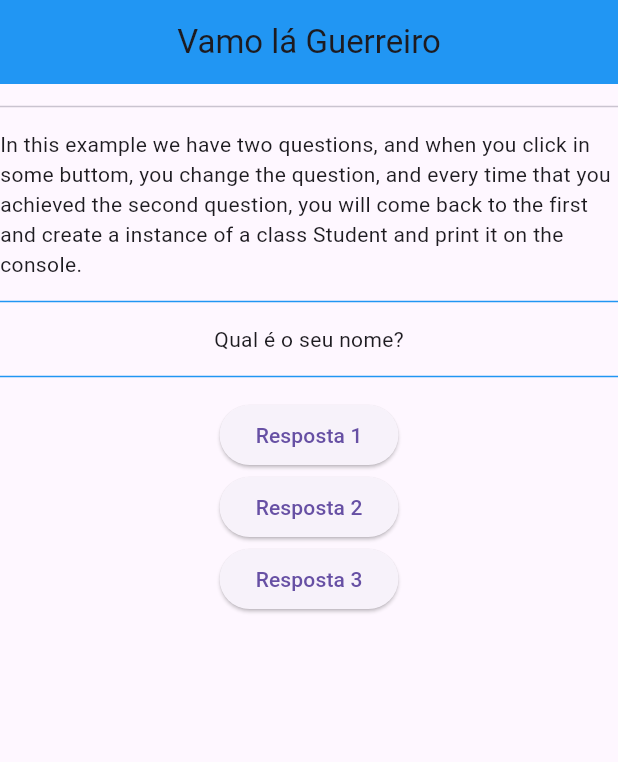
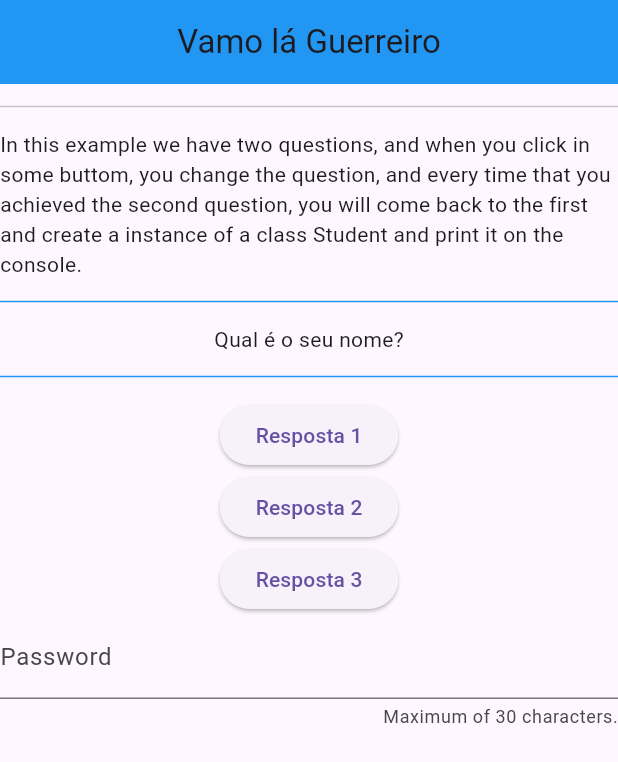
Before and after one commit to IsackAraujo/flutter-studies, a Flutter app: the screen it shows after launch, on a phone screen of 412 x 824 dp. Shown: the top 762 px of the screen. Run offline on Flutter 3.47's test engine with Material 3 defaults, Android fonts, the phone set to English and light mode, and no system bars.

Commit message:
Studying TextFields

```diff
--- a/lib/main.dart
+++ b/lib/main.dart
@@ -48,6 +48,13 @@ class PerguntaAppState extends State<PerguntaApp> {
       };
     }
 
+    void Function() printOnTap() {
+      return () {
+        print("Label was tapped");
+      };
+    }
+
+
     return MaterialApp(
       home: Scaffold(
         appBar: AppBar(
@@ -81,9 +88,16 @@ class PerguntaAppState extends State<PerguntaApp> {
               child: Text("Resposta 2")
             ),
             ElevatedButton(
-              onPressed: responder,
-              child: Text("Resposta 3")
-            ),
+              onPressed: responder, child: Text("Resposta 3")),
+                TextField(
+                  decoration: InputDecoration(
+                      border: UnderlineInputBorder(),
+                      labelText: "Password",
+                      hintText: 'Enter your password',
+                      counterText: "Maximum of 30 characters."),
+                  autocorrect: true,
+                  onTap: printOnTap(),
+                )
           ],
         )
       )
```
